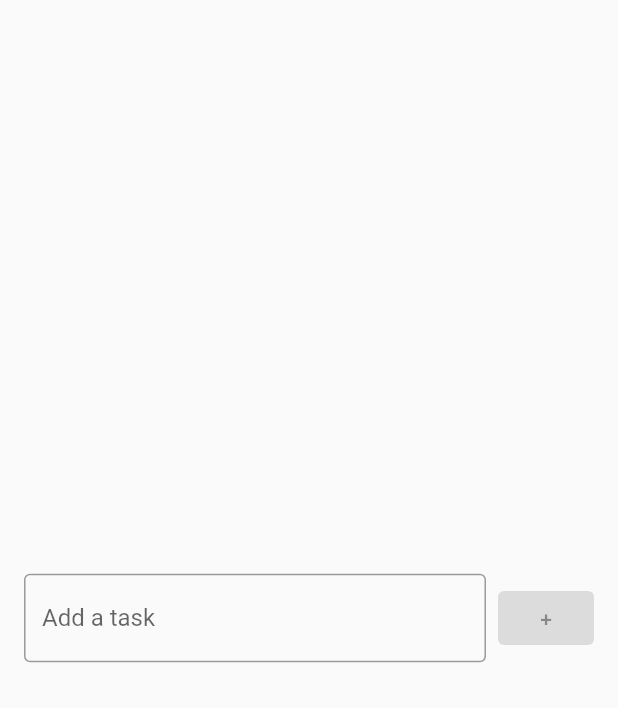
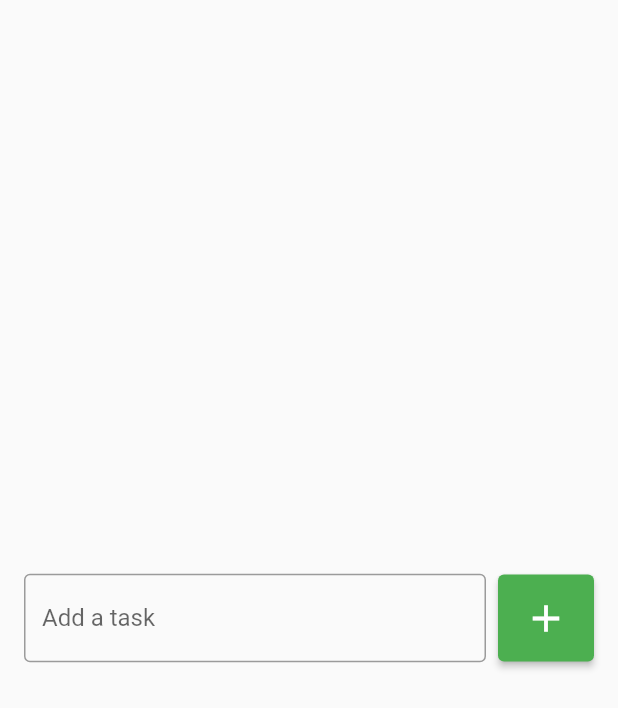
Before and after one commit to luidimso/flutter_to_do_list, a Flutter app: the screen it shows after launch, on a phone screen of 412 x 824 dp. Shown: the top 708 px of the screen. Run offline on Flutter 3.47's test engine with Material 2 defaults, Android fonts, the phone set to English and light mode, and no system bars.

Commit message:
Styling bottom

```diff
--- a/lib/pages/to_do_list.dart
+++ b/lib/pages/to_do_list.dart
@@ -7,13 +7,13 @@ class Checklist extends StatelessWidget {
 
   @override
   Widget build(BuildContext context) {
-    return const Scaffold(
+    return Scaffold(
       body: Center(
         child: Padding(
-          padding: EdgeInsets.all(16),
+          padding: const EdgeInsets.all(16),
           child: Row(
             children: [
-              Expanded(
+              const Expanded(
                 child: TextField(
                   decoration: InputDecoration(
                     border: OutlineInputBorder(),
@@ -22,12 +22,16 @@ class Checklist extends StatelessWidget {
                   ),
                 ),
               ),
-              SizedBox(
+              const SizedBox(
                 width: 8,
               ),
               ElevatedButton(
-                  onPressed: null,
-                  child: Text("+")
+                  onPressed: () {},
+                  style: ElevatedButton.styleFrom(
+                    backgroundColor: Colors.green,
+                    padding: const EdgeInsets.all(14)
+                  ),
+                  child: const Icon(Icons.add, size: 30,),
               )
             ],
           ),
```
